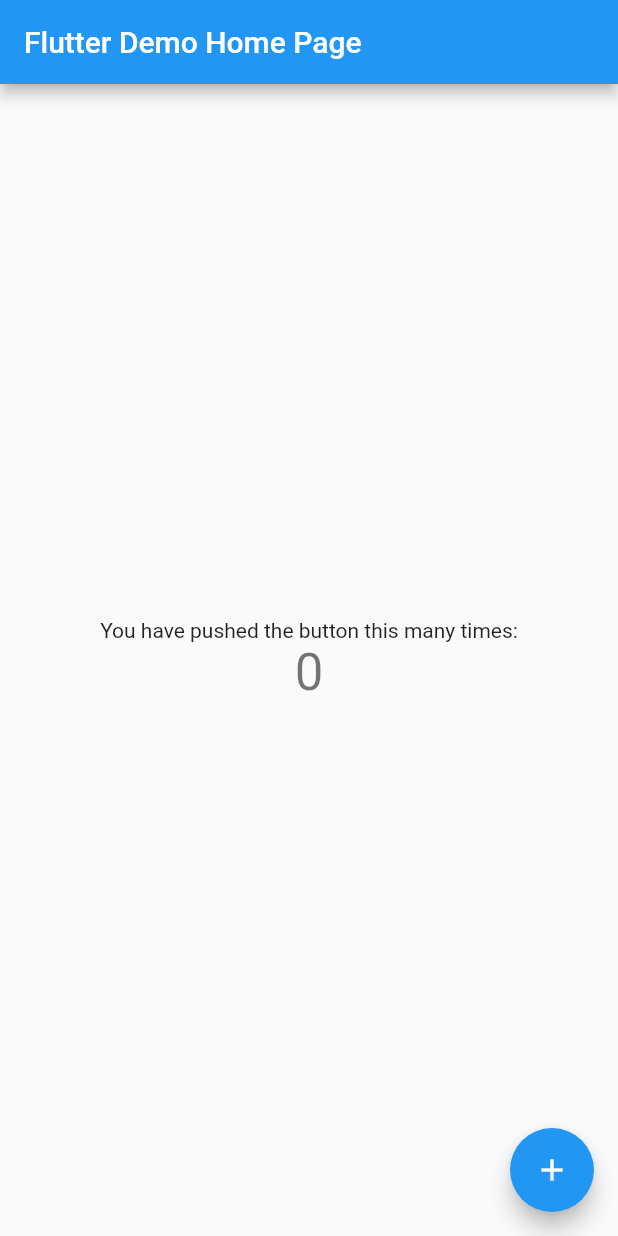
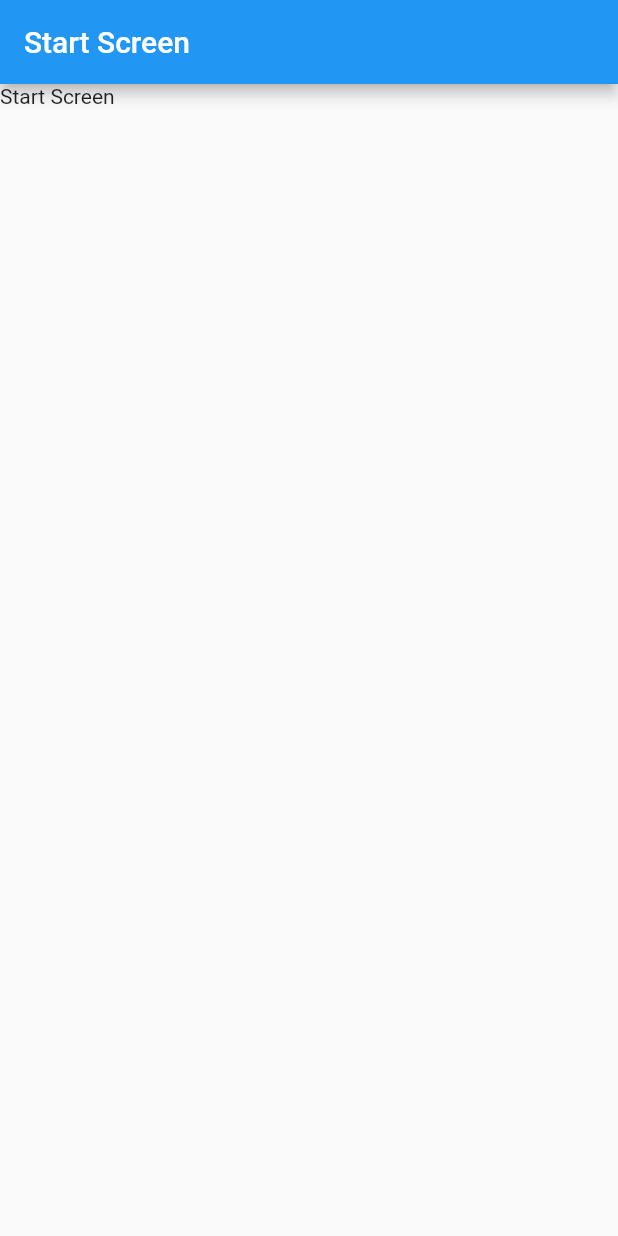
Before and after one commit to heykatieco/FloriKatie, a Flutter app: the screen it shows after launch, on a phone screen of 412 x 824 dp. Run offline on Flutter 3.47's test engine with Material 2 defaults, Android fonts, the phone set to English and light mode, and no system bars.

Commit message:
add start screen and update main.dart

```diff
--- a/lib/main.dart
+++ b/lib/main.dart
@@ -1,115 +1,23 @@
 import 'package:flutter/material.dart';
+import 'package:project1/viewscreen/start_screen.dart';
 
-void main() {
-  runApp(const MyApp());
+void main(){
+  runApp(const Floricap());
 }
 
-class MyApp extends StatelessWidget {
-  const MyApp({Key? key}) : super(key: key);
+class Floricap extends StatelessWidget {
 
-  // This widget is the root of your application.
+  const Floricap({Key? key}) : super(key: key);
+
   @override
   Widget build(BuildContext context) {
     return MaterialApp(
-      title: 'Flutter Demo',
-      theme: ThemeData(
-        // This is the theme of your application.
-        //
-        // Try running your application with "flutter run". You'll see the
-        // application has a blue toolbar. Then, without quitting the app, try
-        // changing the primarySwatch below to Colors.green and then invoke
-        // "hot reload" (press "r" in the console where you ran "flutter run",
-        // or simply save your changes to "hot reload" in a Flutter IDE).
-        // Notice that the counter didn't reset back to zero; the application
-        // is not restarted.
-        primarySwatch: Colors.blue,
-      ),
-      home: const MyHomePage(title: 'Flutter Demo Home Page'),
+      initialRoute: StartScreen.routeName,
+      routes: {
+        StartScreen.routeName: (context) => const StartScreen(),
+      },
     );
   }
+
+
 }
-
-class MyHomePage extends StatefulWidget {
-  const MyHomePage({Key? key, required this.title}) : super(key: key);
-
-  // This widget is the home page of your application. It is stateful, meaning
-  // that it has a State object (defined below) that contains fields that affect
-  // how it looks.
-
-  // This class is the configuration for the state. It holds the values (in this
-  // case the title) provided by the parent (in this case the App widget) and
-  // used by the build method of the State. Fields in a Widget subclass are
-  // always marked "final".
-
-  final String title;
-
-  @override
-  State<MyHomePage> createState() => _MyHomePageState();
-}
-
-class _MyHomePageState extends State<MyHomePage> {
-  int _counter = 0;
-
-  void _incrementCounter() {
-    setState(() {
-      // This call to setState tells the Flutter framework that something has
-      // changed in this State, which causes it to rerun the build method below
-      // so that the display can reflect the updated values. If we changed
-      // _counter without calling setState(), then the build method would not be
-      // called again, and so nothing would appear to happen.
-      _counter++;
-    });
-  }
-
-  @override
-  Widget build(BuildContext context) {
-    // This method is rerun every time setState is called, for instance as done
-    // by the _incrementCounter method above.
-    //
-    // The Flutter framework has been optimized to make rerunning build methods
-    // fast, so that you can just rebuild anything that needs updating rather
-    // than having to individually change instances of widgets.
-    return Scaffold(
-      appBar: AppBar(
-        // Here we take the value from the MyHomePage object that was created by
-        // the App.build method, and use it to set our appbar title.
-        title: Text(widget.title),
-      ),
-      body: Center(
-        // Center is a layout widget. It takes a single child and positions it
-        // in the middle of the parent.
-        child: Column(
-          // Column is also a layout widget. It takes a list of children and
-          // arranges them vertically. By default, it sizes itself to fit its
-          // children horizontally, and tries to be as tall as its parent.
-          //
-          // Invoke "debug painting" (press "p" in the console, choose the
-          // "Toggle Debug Paint" action from the Flutter Inspector in Android
-          // Studio, or the "Toggle Debug Paint" command in Visual Studio Code)
-          // to see the wireframe for each widget.
-          //
-          // Column has various properties to control how it sizes itself and
-          // how it positions its children. Here we use mainAxisAlignment to
-          // center the children vertically; the main axis here is the vertical
-          // axis because Columns are vertical (the cross axis would be
-          // horizontal).
-          mainAxisAlignment: MainAxisAlignment.center,
-          children: <Widget>[
-            const Text(
-              'You have pushed the button this many times:',
-            ),
-            Text(
-              '$_counter',
-              style: Theme.of(context).textTheme.headline4,
-            ),
-          ],
-        ),
-      ),
-      floatingActionButton: FloatingActionButton(
-        onPressed: _incrementCounter,
-        tooltip: 'Increment',
-        child: const Icon(Icons.add),
-      ), // This trailing comma makes auto-formatting nicer for build methods.
-    );
-  }
-}
--- /dev/null
+++ b/lib/viewscreen/start_screen.dart
@@ -0,0 +1,42 @@
+import 'package:flutter/material.dart';
+
+class StartScreen extends StatefulWidget {
+
+  const StartScreen({Key? key}) : super(key: key);
+
+  static const routeName ='/startScreen';
+
+  @override
+  State<StatefulWidget> createState() {
+    return _StartState();
+  }
+
+}
+
+class _StartState extends State<StartScreen> {
+
+  late _Controller con;
+
+  @override
+  void initState() {
+    super.initState();
+    con = _Controller(this);
+  }
+  @override
+  Widget build(BuildContext context) {
+    return Scaffold(
+      appBar: AppBar(
+        title: const Text('Start Screen'),
+      ),
+      body: const Text('Start Screen'),
+
+    );
+  }
+
+}
+
+class _Controller {
+  // private controller for start screen
+  late _StartState state;
+  _Controller(this.state);
+}
```
